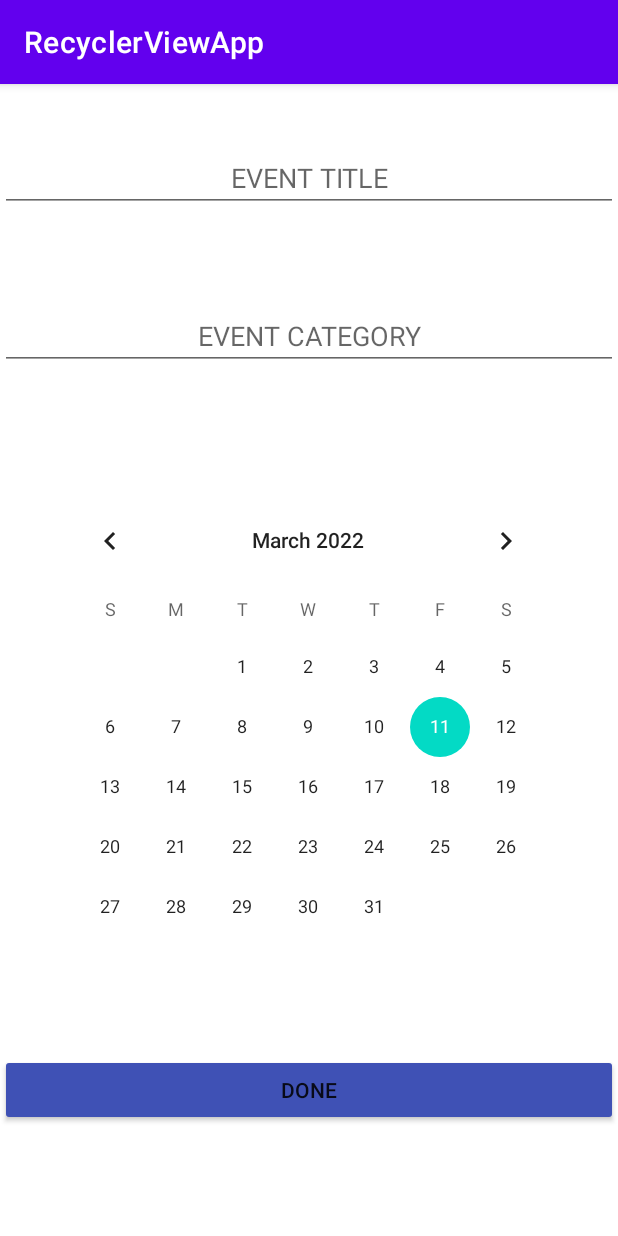
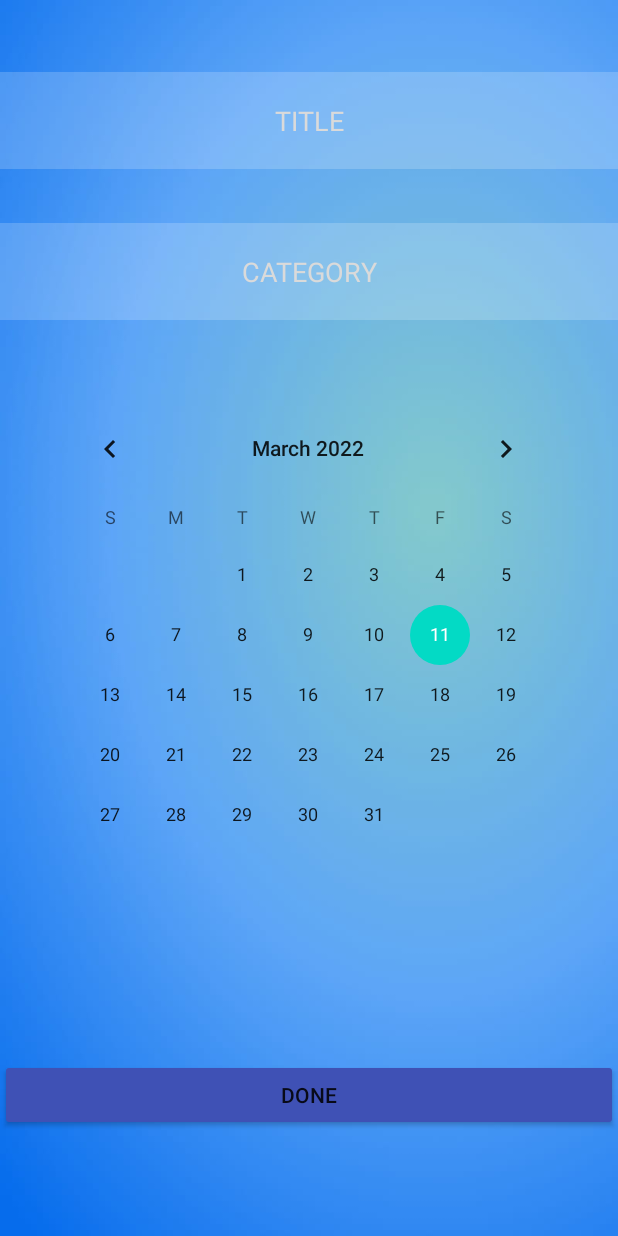
Before and after one commit to afgar88/RecyclerViewApp, an Android app: the screen it shows after launch (MainActivity), after a tap on an icon or button, on a phone screen of 412 x 824 dp. Run offline under Robolectric (Android 15) with nearby library versions, the phone set to English and light mode, and no system bars.

Commit message:
Join test with master branch

```diff
--- a/app/src/main/java/com/example/recyclerviewapp/MainActivity.kt
+++ b/app/src/main/java/com/example/recyclerviewapp/MainActivity.kt
@@ -11,6 +11,8 @@ class MainActivity : AppCompatActivity(), EventListener {
     override fun onCreate(savedInstanceState: Bundle?) {
         super.onCreate(savedInstanceState)
         setContentView(R.layout.activity_main)
+
+
         if (savedInstanceState == null) {
             fragmentNavigation(supportFragmentManager, FirstFragment.newInstance("", ""))
         }
--- a/app/src/main/java/com/example/recyclerviewapp/adapter/EventAdapter.kt
+++ b/app/src/main/java/com/example/recyclerviewapp/adapter/EventAdapter.kt
@@ -20,8 +20,7 @@ class EventAdapter(
 
 
     fun updateEventData(event: Event) {
-        eventList.add(0, event)
-
+        eventList.add(event)
         notifyItemInserted(eventList.indexOf(event))
     }
 
--- a/app/src/main/java/com/example/recyclerviewapp/views/SecondFragment.kt
+++ b/app/src/main/java/com/example/recyclerviewapp/views/SecondFragment.kt
@@ -81,7 +81,6 @@ class SecondFragment : Fragment() {
                 Event("${binding.eventTitleEt.text}", "${binding.eventCategoryEt.text}", date)
             Events.add(event)
 
-            binding.textViewDate.text = dateFormatter.format(calendar.time).toString()
             fragmentNavigation(
                 supportFragmentManager = requireActivity().supportFragmentManager,
                 FirstFragment.newInstance("", "")
--- a/app/src/main/res/layout/activity_main.xml
+++ b/app/src/main/res/layout/activity_main.xml
@@ -4,7 +4,8 @@
     xmlns:tools="http://schemas.android.com/tools"
     android:layout_width="match_parent"
     android:layout_height="match_parent"
-    tools:context=".MainActivity">
+    tools:context=".MainActivity"
+    android:background="@drawable/background2">
 
     <androidx.fragment.app.FragmentContainerView
         android:id="@+id/main_frag_container"
--- a/app/src/main/res/layout/fragment_second.xml
+++ b/app/src/main/res/layout/fragment_second.xml
@@ -8,41 +8,44 @@
 
     <!-- TODO: Update blank fragment layout -->
 
+
     <EditText
         android:id="@+id/event_title_et"
         android:layout_width="match_parent"
         android:layout_height="wrap_content"
-        android:layout_marginTop="40dp"
-        android:gravity="center"
-        android:hint="EVENT TITLE"
-        app:layout_constraintEnd_toEndOf="parent"
-        app:layout_constraintHorizontal_bias="0.0"
-        app:layout_constraintStart_toStartOf="parent"
-        app:layout_constraintTop_toTopOf="parent" />
+        android:layout_marginTop="48dp"
+        android:background="#30ffffff"
+        android:drawablePadding="15dp"
+        android:hint="TITLE"
+        android:padding="20dp"
+        android:textAlignment="center"
+        android:textColor="@color/white"
+        android:textColorHint="@color/gray"
+        app:layout_constraintTop_toTopOf="parent"
+        tools:layout_editor_absoluteX="-16dp" />
 
     <EditText
         android:id="@+id/event_category_et"
         android:layout_width="match_parent"
         android:layout_height="wrap_content"
-        android:layout_marginTop="60dp"
-        android:gravity="center"
-        android:hint="EVENT CATEGORY"
+        android:layout_marginTop="36dp"
+        android:background="#30ffffff"
+        android:drawablePadding="15dp"
+        android:hint="CATEGORY"
+        android:padding="20dp"
+        android:textAlignment="center"
+        android:textColor="@color/white"
+        android:textColorHint="@color/gray"
         app:layout_constraintTop_toBottomOf="@+id/event_title_et"
         tools:layout_editor_absoluteX="0dp" />
-
-    <TextView
-        android:id="@+id/textViewDate"
-        android:layout_width="match_parent"
-        android:layout_height="wrap_content"
-        app:layout_constraintBottom_toTopOf="@+id/event_calendar"
-        app:layout_constraintTop_toBottomOf="@+id/event_category_et"
-        tools:layout_editor_absoluteX="16dp" />
 
     <CalendarView
         android:id="@+id/event_calendar"
         android:layout_width="wrap_content"
         android:layout_height="wrap_content"
-        android:layout_marginTop="80dp"
+        android:layout_marginTop="52dp"
+        android:focusedMonthDateColor="#FFFFFF"
+        android:weekNumberColor="#9C27B0"
         app:layout_constraintEnd_toEndOf="parent"
         app:layout_constraintHorizontal_bias="0.491"
         app:layout_constraintStart_toStartOf="parent"
@@ -59,6 +62,7 @@
         app:layout_constraintEnd_toEndOf="parent"
         app:layout_constraintHorizontal_bias="0.0"
         app:layout_constraintStart_toStartOf="parent"
-        app:layout_constraintTop_toBottomOf="@+id/event_calendar" />
+        app:layout_constraintTop_toBottomOf="@+id/event_calendar"
+        app:layout_constraintVertical_bias="0.75" />
 
 </androidx.constraintlayout.widget.ConstraintLayout>
--- a/app/src/main/res/layout/fragment_third.xml
+++ b/app/src/main/res/layout/fragment_third.xml
@@ -1,5 +1,6 @@
 <?xml version="1.0" encoding="utf-8"?>
 <androidx.constraintlayout.widget.ConstraintLayout xmlns:android="http://schemas.android.com/apk/res/android"
+    xmlns:app="http://schemas.android.com/apk/res-auto"
     xmlns:tools="http://schemas.android.com/tools"
     android:layout_width="match_parent"
     android:layout_height="match_parent"
@@ -9,6 +10,17 @@
     <TextView
         android:id="@+id/details_event"
         android:layout_width="match_parent"
-        android:layout_height="match_parent"/>
+        android:layout_height="wrap_content"
+        android:background="#30ffffff"
+        android:drawablePadding="15dp"
+        android:padding="20dp"
+        android:textAlignment="center"
+        android:textColor="@color/white"
+        android:textColorHint="@color/gray"
+        android:textSize="32dp"
+        app:layout_constraintBottom_toBottomOf="parent"
+        app:layout_constraintEnd_toEndOf="parent"
+        app:layout_constraintStart_toStartOf="parent"
+        app:layout_constraintTop_toTopOf="parent" />
 
 </androidx.constraintlayout.widget.ConstraintLayout>
--- a/app/src/main/res/values/colors.xml
+++ b/app/src/main/res/values/colors.xml
@@ -8,4 +8,6 @@
     <color name="black">#FF000000</color>
     <color name="white">#FFFFFFFF</color>
     <color name="blue">#3F51B5</color>
+    <color name="gray">#DADADA</color>
+
 </resources>
--- a/app/src/main/res/values/themes.xml
+++ b/app/src/main/res/values/themes.xml
@@ -1,6 +1,6 @@
 <resources xmlns:tools="http://schemas.android.com/tools">
     <!-- Base application theme. -->
-    <style name="Theme.RecyclerViewApp" parent="Theme.MaterialComponents.DayNight.DarkActionBar">
+    <style name="Theme.RecyclerViewApp" parent="Theme.MaterialComponents.DayNight.NoActionBar">
         <!-- Primary brand color. -->
         <item name="colorPrimary">@color/purple_500</item>
         <item name="colorPrimaryVariant">@color/purple_700</item>
@@ -13,4 +13,5 @@
         <item name="android:statusBarColor" tools:targetApi="l">?attr/colorPrimaryVariant</item>
         <!-- Customize your theme here. -->
     </style>
+
 </resources>
```
Also changed, not shown: app/src/main/res/drawable-v24/background1.jpeg (added), app/src/main/res/drawable-v24/background2.jpeg (added).
